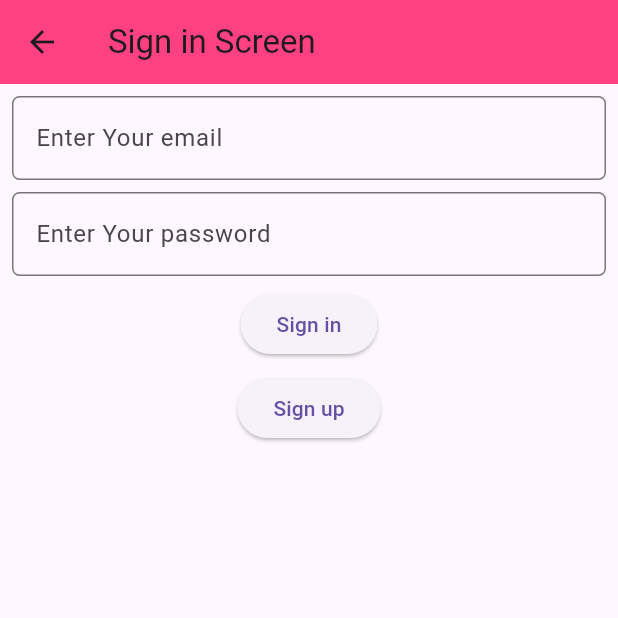
After one commit to majedSD/Firebase_Crud, a Flutter app: the screen it shows after launch, after a tap on the "sign language" icon, on a phone screen of 412 x 824 dp, the top half of it. The commit adds this screen. Run offline on Flutter 3.47's test engine with Material 3 defaults, Android fonts, the phone set to English and light mode, and no system bars; our stand-ins replace cloud_firestore, firebase_auth, firebase_core, get; accounts and stored records are empty.

Commit message:
firebase

```diff
--- /dev/null
+++ b/lib/Authentication/sign_in_screen.dart
@@ -0,0 +1,108 @@
+import 'package:firebase_auth/firebase_auth.dart';
+import 'package:flutter/material.dart';
+import 'package:frebase_crud/Authentication/sign_up_screen.dart';
+import 'package:get/get.dart';
+
+class SignInScreen extends StatefulWidget {
+  const SignInScreen({super.key});
+
+  @override
+  State<SignInScreen> createState() => _SignInScreenState();
+}
+
+class _SignInScreenState extends State<SignInScreen> {
+  TextEditingController emailTEController = TextEditingController();
+  TextEditingController passwordTEController = TextEditingController();
+  FirebaseAuth firebaseAuth = FirebaseAuth.instance;
+
+  // ignore: non_constant_identifier_names
+  Future<void> SignInAuthentication() async {
+    firebaseAuth
+        .signInWithEmailAndPassword(
+            email: emailTEController.text, password: passwordTEController.text)
+        .then((value) {
+      Get.showSnackbar(const GetSnackBar(
+        title: 'Sign In',
+        message: 'Successfully Sign in your app',
+        backgroundColor: Colors.green,
+        duration: Duration(seconds: 2),
+      ));
+    }).onError((error, stackTrace) {
+      Get.showSnackbar(const GetSnackBar(
+        title: 'failed',
+        message: 'Sign in failed,go to sign up',
+        backgroundColor: Colors.redAccent,
+        duration: Duration(seconds: 2),
+      ));
+    });
+  }
+
+  final GlobalKey<FormState> _formKey = GlobalKey<FormState>();
+
+  @override
+  Widget build(BuildContext context) {
+    return Scaffold(
+      appBar: AppBar(
+        title: const Text("Sign in Screen"),
+        backgroundColor: Colors.pinkAccent,
+      ),
+      body: SafeArea(
+        child: Padding(
+          padding: const EdgeInsets.all(8.0),
+          child: Form(
+            key: _formKey,
+            child: Column(
+              children: [
+                TextFormField(
+                  controller: emailTEController,
+                  decoration: InputDecoration(
+                      hintText: 'Enter Your email',
+                      border: OutlineInputBorder(
+                        borderRadius: BorderRadius.circular(5),
+                      )),
+                  validator: Validator,
+                ),
+                const SizedBox(
+                  height: 8,
+                ),
+                TextFormField(
+                  controller: passwordTEController,
+                  validator: Validator,
+                  decoration: InputDecoration(
+                      hintText: 'Enter Your password',
+                      border: OutlineInputBorder(
+                        borderRadius: BorderRadius.circular(5),
+                      )),
+                ),
+                const SizedBox(
+                  height: 8,
+                ),
+                ElevatedButton(
+                    onPressed: () {
+                      if (_formKey.currentState!.validate()) {
+                        SignInAuthentication();
+                      }
+                    },
+                    child: const Text('Sign in')),
+                const SizedBox(
+                  height: 8,
+                ),
+                ElevatedButton(
+                    onPressed: () {
+                      Get.to(const SignUpScreen());
+                    },
+                    child: const Text('Sign up'))
+              ],
+            ),
+          ),
+        ),
+      ),
+    );
+  }
+
+  String? Validator(value) {
+    if (value!.isEmpty) {
+      return 'Enter the valid value';
+    }
+  }
+}
--- a/lib/firebase_crud_screen.dart
+++ b/lib/firebase_crud_screen.dart
@@ -1,9 +1,10 @@
-
 import 'package:cloud_firestore/cloud_firestore.dart';
 import 'package:flutter/material.dart';
 import 'package:frebase_crud/world_cup_screen.dart';
 
+import 'Authentication/sign_in_screen.dart';
 import 'Model/model_class.dart';
+
 class FirebaseCrudAppScreen extends StatefulWidget {
   const FirebaseCrudAppScreen({super.key});
 
@@ -12,41 +13,59 @@ class FirebaseCrudAppScreen extends StatefulWidget {
 }
 
 class _FirebaseCrudAppScreenState extends State<FirebaseCrudAppScreen> {
-  TextEditingController titleTEController=TextEditingController();
-  TextEditingController subtitleTEController=TextEditingController();
-  TextEditingController roleTEController=TextEditingController();
-  List<Student>studentList=[];
-  FirebaseFirestore firebaseFirestore=FirebaseFirestore.instance;
- late CollectionReference collectionReference=firebaseFirestore.collection('students');
-  Future<void>getStudentList()async{
+  TextEditingController titleTEController = TextEditingController();
+  TextEditingController subtitleTEController = TextEditingController();
+  TextEditingController roleTEController = TextEditingController();
+  List<Student> studentList = [];
+  FirebaseFirestore firebaseFirestore = FirebaseFirestore.instance;
+  late CollectionReference collectionReference =
+      firebaseFirestore.collection('students');
+
+  Future<void> getStudentList() async {
     studentList.clear();
-    final QuerySnapshot result=await collectionReference.get();
-    for(QueryDocumentSnapshot element in result.docs){
-      studentList.add(Student(
+    final QuerySnapshot result = await collectionReference.get();
+    for (QueryDocumentSnapshot element in result.docs) {
+      studentList.add(
+        Student(
           element.get('name'),
           element.get('institution'),
           element.get('roll'),
           element.id,
-        ),);
+        ),
+      );
       setState(() {});
     }
   }
+
   @override
   Widget build(BuildContext context) {
     return Scaffold(
       appBar: AppBar(
         title: const Center(child: Text('Student List CRUD')),
         actions: [
-          IconButton(onPressed:(){
-            Navigator.push(context,MaterialPageRoute(builder: (context)=>const WorldCupScreen()));
-          }, icon:const Icon(Icons.arrow_forward)),
+          IconButton(
+              onPressed: () {
+                Navigator.push(
+                    context,
+                    MaterialPageRoute(
+                        builder: (context) => const WorldCupScreen()));
+              },
+              icon: const Icon(Icons.arrow_forward)),
+          IconButton(
+              onPressed: () {
+                Navigator.push(
+                    context,
+                    MaterialPageRoute(
+                        builder: (context) => const SignInScreen()));
+              },
+              icon: const Icon(Icons.sign_language)),
         ],
         backgroundColor: Colors.pinkAccent,
-        foregroundColor:Colors.black,
+        foregroundColor: Colors.black,
       ),
       body: StreamBuilder<QuerySnapshot>(
-          stream:collectionReference.orderBy('roll').snapshots(),
-          builder: (context,AsyncSnapshot<QuerySnapshot>snapshot) {
+          stream: collectionReference.orderBy('roll').snapshots(),
+          builder: (context, AsyncSnapshot<QuerySnapshot> snapshot) {
             if (snapshot.connectionState == ConnectionState.waiting) {
               return const Center(
                 child: CircularProgressIndicator(),
@@ -57,10 +76,11 @@ class _FirebaseCrudAppScreenState extends State<FirebaseCrudAppScreen> {
                 child: Text(snapshot.error.toString()),
               );
             }
-             if(snapshot.hasData){
+            if (snapshot.hasData) {
               studentList.clear();
-               for(QueryDocumentSnapshot element in snapshot.data!.docs){
-                 studentList.add(Student(
+              for (QueryDocumentSnapshot element in snapshot.data!.docs) {
+                studentList.add(
+                  Student(
                     element.get('name'),
                     element.get('institution'),
                     element.get('roll'),
@@ -73,23 +93,30 @@ class _FirebaseCrudAppScreenState extends State<FirebaseCrudAppScreen> {
                   itemBuilder: (context, index) {
                     return ListTile(
                       leading: CircleAvatar(
-                         child: Text(studentList[index].roll),),
+                        child: Text(studentList[index].roll),
+                      ),
                       title: Text(
-                         studentList[index].name, style: const TextStyle(
+                        studentList[index].name,
+                        style: const TextStyle(
                           fontWeight: FontWeight.bold,
-                       ),),
-
+                        ),
+                      ),
                       subtitle: Row(
                         mainAxisAlignment: MainAxisAlignment.spaceBetween,
                         children: [
                           Text(studentList[index].institution),
                           Wrap(
                             children: [
-                               TextButton(onPressed: () {
+                              TextButton(
+                                  onPressed: () {
                                     ShowModalBottomSheet(studentList[index].id);
-                               }, child: const Icon(Icons.edit)),
-                               TextButton(onPressed: () {
-                                  collectionReference.doc(studentList[index].id).delete();
+                                  },
+                                  child: const Icon(Icons.edit)),
+                              TextButton(
+                                  onPressed: () {
+                                    collectionReference
+                                        .doc(studentList[index].id)
+                                        .delete();
                                   },
                                   child: const Icon(Icons.delete_outline)),
                             ],
@@ -97,17 +124,15 @@ class _FirebaseCrudAppScreenState extends State<FirebaseCrudAppScreen> {
                         ],
                       ),
                     );
-                   }
-               );
+                  });
             }
             return const SizedBox();
-          }
-        ),
-      floatingActionButton:FloatingActionButton(
+          }),
+      floatingActionButton: FloatingActionButton(
         onPressed: () {
           ShowModalBottomSheet('0');
         },
-        child:const Icon(Icons.add),
+        child: const Icon(Icons.add),
       ),
     );
   }
@@ -117,8 +142,9 @@ class _FirebaseCrudAppScreenState extends State<FirebaseCrudAppScreen> {
     titleTEController.clear();
     subtitleTEController.clear();
     roleTEController.clear();
-    return showModalBottomSheet(context: context,
-            builder:(context){
+    return showModalBottomSheet(
+        context: context,
+        builder: (context) {
           return Padding(
             padding: const EdgeInsets.all(16.0),
             child: Column(
@@ -126,39 +152,45 @@ class _FirebaseCrudAppScreenState extends State<FirebaseCrudAppScreen> {
                 TextFormField(
                   controller: titleTEController,
                   decoration: const InputDecoration(
-                        hintText:"Enter the title",
+                    hintText: "Enter the title",
                   ),
                 ),
-                    const SizedBox(height: 8,),
+                const SizedBox(
+                  height: 8,
+                ),
                 TextFormField(
                   controller: subtitleTEController,
-                      decoration: const InputDecoration(
-                          hintText:'Enter the subtitle'
+                  decoration:
+                      const InputDecoration(hintText: 'Enter the subtitle'),
                 ),
+                const SizedBox(
+                  height: 8,
                 ),
-                    const SizedBox(height: 8,),
                 TextFormField(
                   controller: roleTEController,
-                      decoration: const InputDecoration(
-                          hintText:'Enter the roll'
+                  decoration: const InputDecoration(hintText: 'Enter the roll'),
                 ),
+                const SizedBox(
+                  height: 8,
                 ),
-                    const SizedBox(height: 8,),
                 Container(
                   height: 50,
                   width: double.infinity,
                   color: Colors.pinkAccent,
                   child: ElevatedButton(
-                        onPressed: (){
-                         id=='0'? collectionReference.doc('student${roleTEController.text.trim()}').set({
-                            'name':titleTEController.text.trim(),
-                            'institution':subtitleTEController.text.trim(),
-                            'roll':roleTEController.text.trim()
-                          }):
-                          collectionReference.doc(id).update({
-                            'name':titleTEController.text.trim(),
-                            'institution':subtitleTEController.text.trim(),
-                            'roll':roleTEController.text.trim()
+                    onPressed: () {
+                      id == '0'
+                          ? collectionReference
+                              .doc('student${roleTEController.text.trim()}')
+                              .set({
+                              'name': titleTEController.text.trim(),
+                              'institution': subtitleTEController.text.trim(),
+                              'roll': roleTEController.text.trim()
+                            })
+                          : collectionReference.doc(id).update({
+                              'name': titleTEController.text.trim(),
+                              'institution': subtitleTEController.text.trim(),
+                              'roll': roleTEController.text.trim()
                             });
                       Navigator.pop(context);
                     },
@@ -168,8 +200,6 @@ class _FirebaseCrudAppScreenState extends State<FirebaseCrudAppScreen> {
               ],
             ),
           );
+        });
   }
-        );
 }
-
-}
--- a/lib/my_app.dart
+++ b/lib/my_app.dart
@@ -1,16 +1,16 @@
-
 import 'package:flutter/material.dart';
 import 'package:frebase_crud/firebase_crud_screen.dart';
-class MyApp extends StatelessWidget{
+import 'package:get/get.dart';
+
+class MyApp extends StatelessWidget {
   const MyApp({super.key});
 
   @override
   Widget build(BuildContext context) {
-    return const MaterialApp(
-      home:FirebaseCrudAppScreen(),
+    return const GetMaterialApp(
+      home: FirebaseCrudAppScreen(),
       title: 'Firebase Crud App',
-      color:Colors.pink,
+      color: Colors.pink,
     );
   }
-
 }
--- a/pubspec.yaml
+++ b/pubspec.yaml
@@ -37,6 +37,8 @@ dependencies:
   cupertino_icons: ^1.0.6
   firebase_core: ^2.27.0
   cloud_firestore: ^4.16.0
+  get: ^4.6.6
+  firebase_auth: ^4.19.2
 dev_dependencies:
   flutter_test:
     sdk: flutter
```
Also changed, not shown: lib/Authentication/sign_up_screen.dart (added, +103 -0 lines), lib/main.dart (+4 -5 lines), lib/match_summary_screen.dart (+36 -23 lines), lib/world_cup_screen.dart (+30 -26 lines), pubspec.lock, 3 other files. Lines whose indentation alone changed are shown as unchanged.
